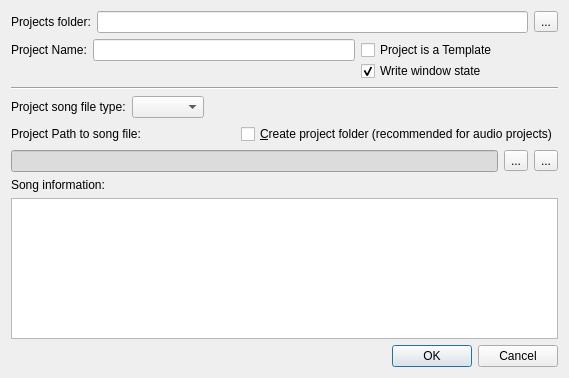
emrum/muse, file muse3/muse/components/projectcreate.ui: the form before one commit.
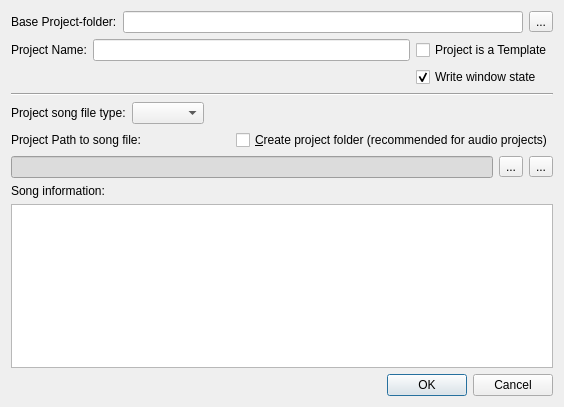
The form after the commit.

Commit message: Some project file handling work

Diff of the .ui file:
```diff
--- a/muse3/muse/components/projectcreate.ui
+++ b/muse3/muse/components/projectcreate.ui
@@ -6,20 +6,20 @@
    <rect>
     <x>0</x>
     <y>0</y>
-    <width>569</width>
-    <height>378</height>
+    <width>564</width>
+    <height>407</height>
    </rect>
   </property>
   <property name="windowTitle">
    <string>Create Project</string>
   </property>
-  <layout class="QVBoxLayout" name="verticalLayout">
-   <item>
+  <layout class="QGridLayout" name="gridLayout_3">
+   <item row="0" column="0">
     <layout class="QHBoxLayout" name="horizontalLayout_8">
      <item>
       <widget class="QLabel" name="label_5">
        <property name="text">
-        <string>Projects folder:</string>
+        <string>Base Project-folder:</string>
        </property>
       </widget>
      </item>
@@ -39,14 +39,8 @@
      </item>
     </layout>
    </item>
-   <item>
-    <layout class="QGridLayout" name="gridLayout">
-     <property name="horizontalSpacing">
-      <number>6</number>
-     </property>
-     <property name="verticalSpacing">
-      <number>0</number>
-     </property>
+   <item row="1" column="0">
+    <layout class="QGridLayout" name="gridLayout_2">
      <item row="0" column="0">
       <widget class="QLabel" name="label_2">
        <property name="text">
@@ -54,30 +48,30 @@
        </property>
       </widget>
      </item>
-     <item row="0" column="3">
+     <item row="0" column="1">
+      <widget class="QLineEdit" name="projectNameEdit"/>
+     </item>
+     <item row="0" column="2">
       <widget class="QCheckBox" name="templateCheckBox">
        <property name="text">
         <string>Project is a Template</string>
        </property>
       </widget>
      </item>
-     <item row="0" column="4" rowspan="2">
+     <item row="1" column="0" colspan="2">
       <spacer name="horizontalSpacer">
        <property name="orientation">
         <enum>Qt::Horizontal</enum>
        </property>
-       <property name="sizeType">
-        <enum>QSizePolicy::Minimum</enum>
-       </property>
        <property name="sizeHint" stdset="0">
         <size>
-         <width>60</width>
+         <width>394</width>
          <height>20</height>
         </size>
        </property>
       </spacer>
      </item>
-     <item row="1" column="3">
+     <item row="1" column="2">
       <widget class="QCheckBox" name="winStateCheckbox">
        <property name="text">
         <string>Write window state</string>
@@ -87,19 +81,16 @@
        </property>
       </widget>
      </item>
-     <item row="0" column="1">
-      <widget class="QLineEdit" name="projectNameEdit"/>
-     </item>
     </layout>
    </item>
-   <item>
+   <item row="2" column="0">
     <widget class="Line" name="line">
      <property name="orientation">
       <enum>Qt::Horizontal</enum>
      </property>
     </widget>
    </item>
-   <item>
+   <item row="3" column="0">
     <layout class="QHBoxLayout" name="horizontalLayout_5">
      <item>
       <widget class="QLabel" name="label_4">
@@ -126,7 +117,7 @@
      </item>
     </layout>
    </item>
-   <item>
+   <item row="4" column="0">
     <layout class="QHBoxLayout" name="horizontalLayout_4">
      <item>
       <widget class="QLabel" name="label">
@@ -157,9 +148,9 @@
      </item>
     </layout>
    </item>
-   <item>
-    <layout class="QHBoxLayout" name="horizontalLayout">
-     <item>
+   <item row="5" column="0">
+    <layout class="QGridLayout" name="gridLayout">
+     <item row="0" column="0">
       <widget class="QLineEdit" name="storageDirEdit">
        <property name="palette">
         <palette>
@@ -299,6 +290,15 @@
             </color>
            </brush>
           </colorrole>
+          <colorrole role="PlaceholderText">
+           <brush brushstyle="NoBrush">
+            <color alpha="128">
+             <red>0</red>
+             <green>0</green>
+             <blue>0</blue>
+            </color>
+           </brush>
+          </colorrole>
          </active>
          <inactive>
           <colorrole role="WindowText">
@@ -436,6 +436,15 @@
             </color>
            </brush>
           </colorrole>
+          <colorrole role="PlaceholderText">
+           <brush brushstyle="NoBrush">
+            <color alpha="128">
+             <red>0</red>
+             <green>0</green>
+             <blue>0</blue>
+            </color>
+           </brush>
+          </colorrole>
          </inactive>
          <disabled>
           <colorrole role="WindowText">
@@ -573,6 +582,15 @@
             </color>
            </brush>
           </colorrole>
+          <colorrole role="PlaceholderText">
+           <brush brushstyle="NoBrush">
+            <color alpha="128">
+             <red>0</red>
+             <green>0</green>
+             <blue>0</blue>
+            </color>
+           </brush>
+          </colorrole>
          </disabled>
         </palette>
        </property>
@@ -584,14 +602,14 @@
        </property>
       </widget>
      </item>
-     <item>
+     <item row="0" column="1">
       <widget class="QToolButton" name="browseDirButton">
        <property name="text">
         <string>...</string>
        </property>
       </widget>
      </item>
-     <item>
+     <item row="0" column="2">
       <widget class="QToolButton" name="restorePathButton">
        <property name="text">
         <string>...</string>
@@ -600,18 +618,35 @@
      </item>
     </layout>
    </item>
-   <item>
+   <item row="6" column="0">
     <widget class="QLabel" name="label_3">
      <property name="text">
       <string>Song information:</string>
      </property>
     </widget>
    </item>
-   <item>
-    <widget class="QPlainTextEdit" name="commentEdit"/>
+   <item row="7" column="0">
+    <widget class="QPlainTextEdit" name="commentEdit">
+     <property name="toolTip">
+      <string>Add any information about this song, it will be displayed when the song is opened.</string>
+     </property>
+    </widget>
    </item>
-   <item>
+   <item row="8" column="0">
     <layout class="QHBoxLayout" name="horizontalLayout_2">
+     <item>
+      <spacer name="horizontalSpacer_5">
+       <property name="orientation">
+        <enum>Qt::Horizontal</enum>
+       </property>
+       <property name="sizeHint" stdset="0">
+        <size>
+         <width>40</width>
+         <height>20</height>
+        </size>
+       </property>
+      </spacer>
+     </item>
      <item>
       <widget class="QDialogButtonBox" name="buttonBox">
        <property name="orientation">
```
Left out of the diff: 13 changed lines with no effect on the pictures. The commit also changes 13 other files.
